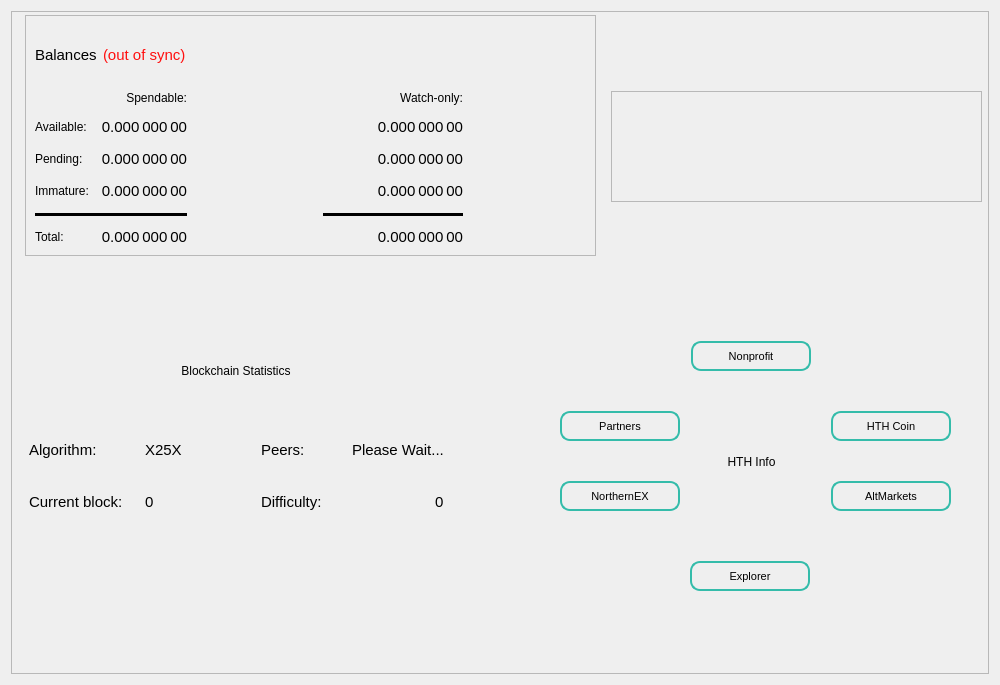
Qt form src/qt/forms/overviewpage.ui (HTHcoin/helpthehomelesscoin) before a commit.
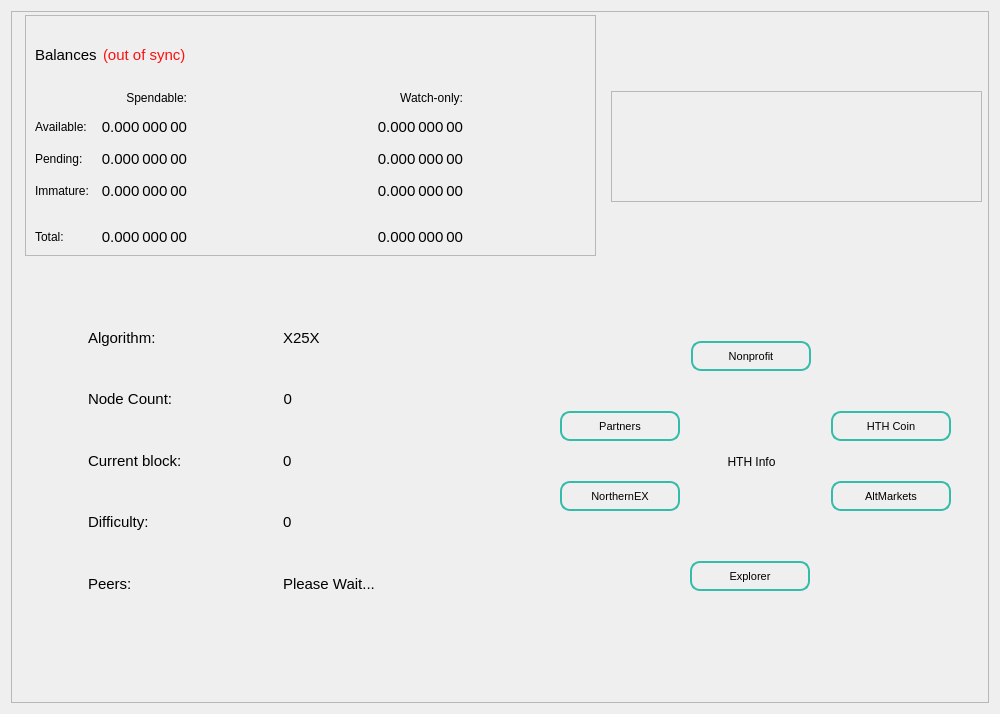
The same form after that commit.

Patch:
```diff
--- a/src/qt/forms/overviewpage.ui
+++ b/src/qt/forms/overviewpage.ui
@@ -7,7 +7,7 @@
     <x>0</x>
     <y>0</y>
     <width>1000</width>
-    <height>685</height>
+    <height>714</height>
    </rect>
   </property>
   <property name="sizePolicy">
@@ -44,9 +44,9 @@
       <property name="geometry">
        <rect>
         <x>0</x>
-        <y>330</y>
-        <width>451</width>
-        <height>231</height>
+        <y>300</y>
+        <width>461</width>
+        <height>291</height>
        </rect>
       </property>
       <property name="styleSheet">
@@ -62,67 +62,6 @@
        <property name="bottomMargin">
         <number>0</number>
        </property>
-       <item>
-        <spacer name="verticalSpacer_2">
-         <property name="orientation">
-          <enum>Qt::Vertical</enum>
-         </property>
-         <property name="sizeType">
-          <enum>QSizePolicy::Fixed</enum>
-         </property>
-         <property name="sizeHint" stdset="0">
-          <size>
-           <width>20</width>
-           <height>3</height>
-          </size>
-         </property>
-        </spacer>
-       </item>
-       <item>
-        <layout class="QHBoxLayout" name="horizontalLayout_14">
-         <item alignment="Qt::AlignHCenter|Qt::AlignVCenter">
-          <widget class="QLabel" name="label_7">
-           <property name="minimumSize">
-            <size>
-             <width>150</width>
-             <height>0</height>
-            </size>
-           </property>
-           <property name="maximumSize">
-            <size>
-             <width>150</width>
-             <height>16777215</height>
-            </size>
-           </property>
-           <property name="styleSheet">
-            <string notr="true"/>
-           </property>
-           <property name="text">
-            <string>Blockchain Statistics</string>
-           </property>
-           <property name="alignment">
-            <set>Qt::AlignCenter</set>
-           </property>
-          </widget>
-         </item>
-        </layout>
-       </item>
-       <item>
-        <spacer name="verticalSpacer_3">
-         <property name="orientation">
-          <enum>Qt::Vertical</enum>
-         </property>
-         <property name="sizeType">
-          <enum>QSizePolicy::Fixed</enum>
-         </property>
-         <property name="sizeHint" stdset="0">
-          <size>
-           <width>20</width>
-           <height>36</height>
-          </size>
-         </property>
-        </spacer>
-       </item>
        <item>
         <widget class="QFrame" name="frameBlockchainInfoData_3">
          <property name="styleSheet">
@@ -136,32 +75,7 @@
           <enum>QFrame::Raised</enum>
          </property>
          <layout class="QGridLayout" name="gridLayout_5">
-          <item row="4" column="1">
-           <widget class="QLabel" name="label_CurrentBlock_value_3">
-            <property name="minimumSize">
-             <size>
-              <width>110</width>
-              <height>0</height>
-             </size>
-            </property>
-            <property name="maximumSize">
-             <size>
-              <width>130</width>
-              <height>16777215</height>
-             </size>
-            </property>
-            <property name="styleSheet">
-             <string notr="true"/>
-            </property>
-            <property name="text">
-             <string>0</string>
-            </property>
-            <property name="alignment">
-             <set>Qt::AlignVCenter</set>
-            </property>
-           </widget>
-          </item>
-          <item row="4" column="0">
+          <item row="7" column="0">
            <widget class="QLabel" name="label_CurrentBlock">
             <property name="minimumSize">
              <size>
@@ -186,7 +100,40 @@
             </property>
            </widget>
           </item>
-          <item row="4" column="3" alignment="Qt::AlignRight">
+          <item row="3" column="0">
+           <spacer name="verticalSpacer_2">
+            <property name="orientation">
+             <enum>Qt::Vertical</enum>
+            </property>
+            <property name="sizeHint" stdset="0">
+             <size>
+              <width>20</width>
+              <height>40</height>
+             </size>
+            </property>
+           </spacer>
+          </item>
+          <item row="9" column="0">
+           <widget class="QLabel" name="label_Nethash_3">
+            <property name="styleSheet">
+             <string notr="true"/>
+            </property>
+            <property name="text">
+             <string>Difficulty:</string>
+            </property>
+            <property name="alignment">
+             <set>Qt::AlignVCenter</set>
+            </property>
+           </widget>
+          </item>
+          <item row="11" column="0">
+           <widget class="QLabel" name="labelMN">
+            <property name="text">
+             <string>Peers:</string>
+            </property>
+           </widget>
+          </item>
+          <item row="9" column="1">
            <widget class="QLabel" name="label_Nethash_value_3">
             <property name="text">
              <string>0</string>
@@ -196,28 +143,39 @@
             </property>
            </widget>
           </item>
-          <item row="0" column="0">
-           <widget class="QLabel" name="label_Algo">
-            <property name="minimumSize">
-             <size>
-              <width>110</width>
-              <height>0</height>
-             </size>
+          <item row="1" column="0">
+           <spacer name="verticalSpacer">
+            <property name="orientation">
+             <enum>Qt::Vertical</enum>
             </property>
-            <property name="maximumSize">
+            <property name="sizeHint" stdset="0">
              <size>
-              <width>130</width>
-              <height>16777215</height>
+              <width>20</width>
+              <height>40</height>
              </size>
             </property>
-            <property name="styleSheet">
-             <string notr="true"/>
+           </spacer>
+          </item>
+          <item row="2" column="1">
+           <widget class="QLabel" name="countLabelDIP3">
+            <property name="sizePolicy">
+             <sizepolicy hsizetype="Fixed" vsizetype="Fixed">
+              <horstretch>0</horstretch>
+              <verstretch>0</verstretch>
+             </sizepolicy>
             </property>
             <property name="text">
-             <string>Algorithm:</string>
+             <string>0</string>
             </property>
             <property name="alignment">
-             <set>Qt::AlignVCenter</set>
+             <set>Qt::AlignRight|Qt::AlignTrailing|Qt::AlignVCenter</set>
+            </property>
+           </widget>
+          </item>
+          <item row="2" column="0">
+           <widget class="QLabel" name="label_count_3">
+            <property name="text">
+             <string>Node Count:</string>
             </property>
            </widget>
           </item>
@@ -246,23 +204,58 @@
             </property>
            </widget>
           </item>
-          <item row="2" column="0">
+          <item row="7" column="1">
+           <widget class="QLabel" name="label_CurrentBlock_value_3">
+            <property name="minimumSize">
+             <size>
+              <width>110</width>
+              <height>0</height>
+             </size>
+            </property>
+            <property name="maximumSize">
+             <size>
+              <width>130</width>
+              <height>16777215</height>
+             </size>
+            </property>
+            <property name="styleSheet">
+             <string notr="true"/>
+            </property>
+            <property name="text">
+             <string>0</string>
+            </property>
+            <property name="alignment">
+             <set>Qt::AlignVCenter</set>
+            </property>
+           </widget>
+          </item>
+          <item row="10" column="0">
+           <spacer name="verticalSpacer_5">
+            <property name="orientation">
+             <enum>Qt::Vertical</enum>
+            </property>
+            <property name="sizeHint" stdset="0">
+             <size>
+              <width>20</width>
+              <height>40</height>
+             </size>
+            </property>
+           </spacer>
+          </item>
+          <item row="8" column="0">
            <spacer name="verticalSpacer_4">
             <property name="orientation">
              <enum>Qt::Vertical</enum>
             </property>
-            <property name="sizeType">
-             <enum>QSizePolicy::Fixed</enum>
-            </property>
             <property name="sizeHint" stdset="0">
              <size>
               <width>20</width>
-              <height>28</height>
+              <height>40</height>
              </size>
             </property>
            </spacer>
           </item>
-          <item row="0" column="3" alignment="Qt::AlignRight|Qt::AlignVCenter">
+          <item row="11" column="1">
            <widget class="QLabel" name="label_count_2">
             <property name="styleSheet">
              <string notr="true">;</string>
@@ -272,20 +265,25 @@
             </property>
            </widget>
           </item>
-          <item row="0" column="2">
-           <widget class="QLabel" name="labelMN">
-            <property name="text">
-             <string>Peers:</string>
+          <item row="0" column="0">
+           <widget class="QLabel" name="label_Algo">
+            <property name="minimumSize">
+             <size>
+              <width>110</width>
+              <height>0</height>
+             </size>
             </property>
-           </widget>
-          </item>
-          <item row="4" column="2">
-           <widget class="QLabel" name="label_Nethash_3">
+            <property name="maximumSize">
+             <size>
+              <width>130</width>
+              <height>16777215</height>
+             </size>
+            </property>
             <property name="styleSheet">
              <string notr="true"/>
             </property>
             <property name="text">
-             <string>Difficulty:</string>
+             <string>Algorithm:</string>
             </property>
             <property name="alignment">
              <set>Qt::AlignVCenter</set>
@@ -295,22 +293,6 @@
          </layout>
         </widget>
        </item>
-       <item>
-        <spacer name="verticalSpacer">
-         <property name="orientation">
-          <enum>Qt::Vertical</enum>
-         </property>
-         <property name="sizeType">
-          <enum>QSizePolicy::Fixed</enum>
-         </property>
-         <property name="sizeHint" stdset="0">
-          <size>
-           <width>20</width>
-           <height>52</height>
-          </size>
-         </property>
-        </spacer>
-       </item>
       </layout>
      </widget>
      <widget class="QPushButton" name="pushButton_Website_4">
@@ -973,7 +955,7 @@
             </size>
            </property>
            <property name="styleSheet">
-            <string notr="true">background-color: #000;</string>
+            <string notr="true">background-color: transparent</string>
            </property>
            <property name="orientation">
             <enum>Qt::Horizontal</enum>
@@ -983,7 +965,7 @@
          <item row="4" column="0" colspan="2">
           <widget class="Line" name="lineSpendableBalance">
            <property name="styleSheet">
-            <string notr="true">background-color: #000;</string>
+            <string notr="true">background-color: transparent</string>
            </property>
            <property name="lineWidth">
             <number>1</number>
```
